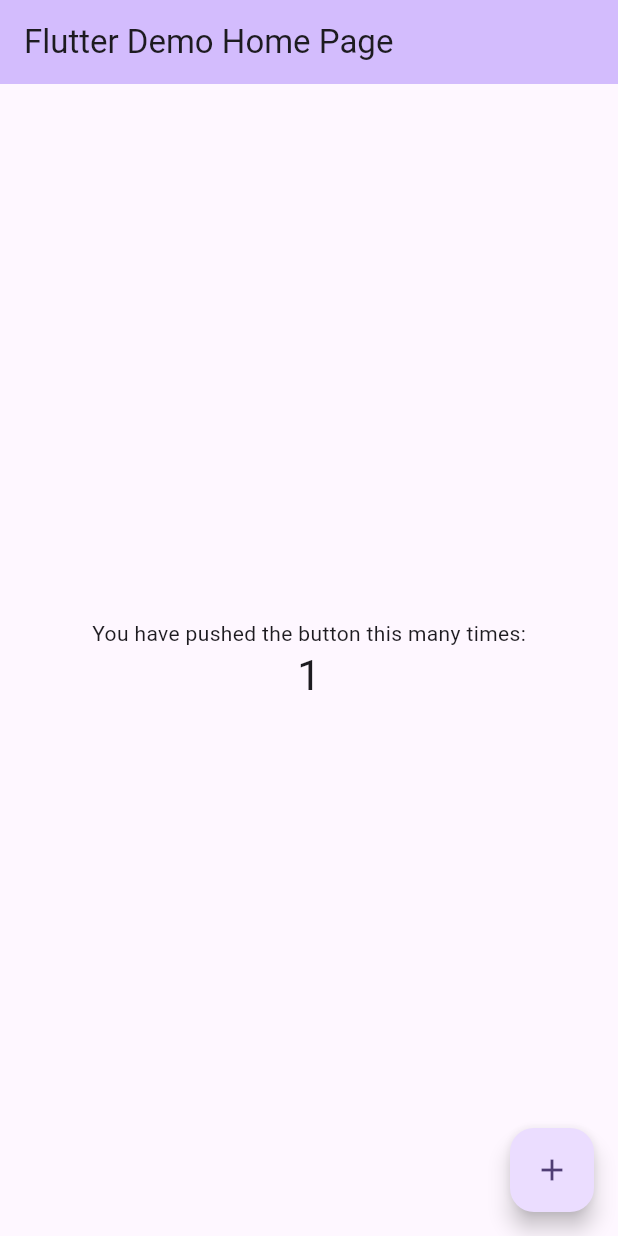
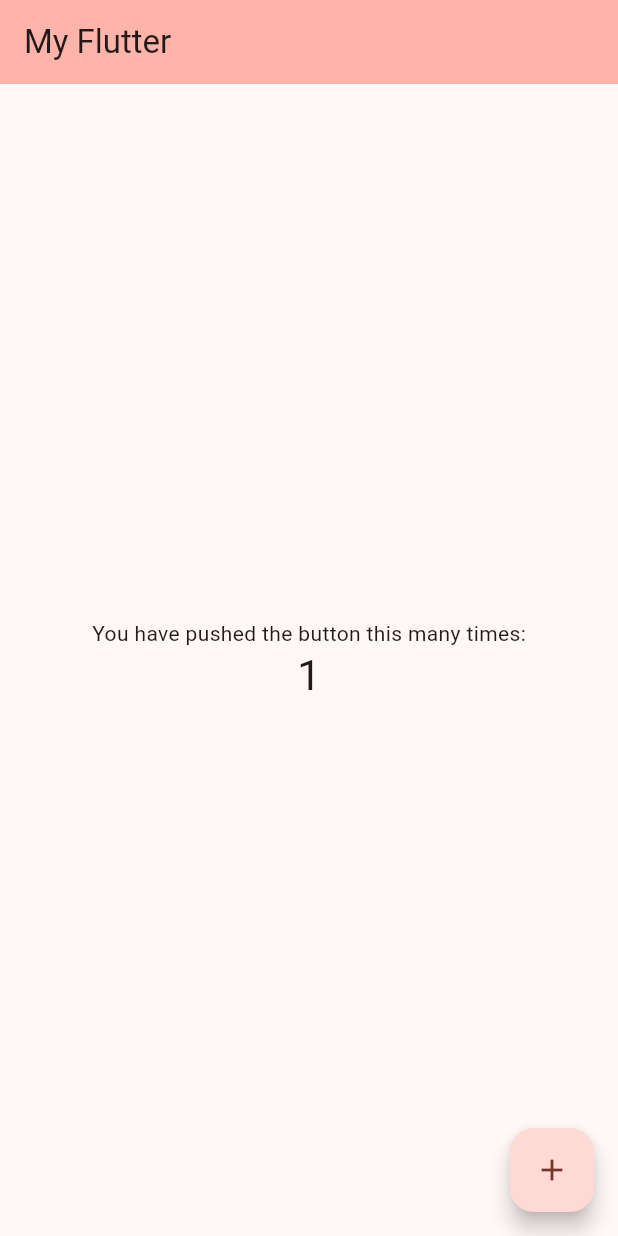
Before and after one commit to Machinekiller888/flutter_application_2, a Flutter app: the screen it shows after launch, after a tap on the "add" icon, on a phone screen of 412 x 824 dp. Run offline on Flutter 3.47's test engine with Material 3 defaults, Android fonts, the phone set to English and light mode, and no system bars.

Commit message:
เพิ่มหน้า Home

```diff
--- a/lib/main.dart
+++ b/lib/main.dart
@@ -1,4 +1,5 @@
 import 'package:flutter/material.dart';
+import 'package:flutter_application_2/screen/my_home.dart';
 
 void main() {
   runApp(const MyApp());
@@ -13,113 +14,10 @@ class MyApp extends StatelessWidget {
     return MaterialApp(
       title: 'Flutter Demo',
       theme: ThemeData(
-        // This is the theme of your application.
-        //
-        // TRY THIS: Try running your application with "flutter run". You'll see
-        // the application has a purple toolbar. Then, without quitting the app,
-        // try changing the seedColor in the colorScheme below to Colors.green
-        // and then invoke "hot reload" (save your changes or press the "hot
-        // reload" button in a Flutter-supported IDE, or press "r" if you used
-        // the command line to start the app).
-        //
-        // Notice that the counter didn't reset back to zero; the application
-        // state is not lost during the reload. To reset the state, use hot
-        // restart instead.
-        //
-        // This works for code too, not just values: Most code changes can be
-        // tested with just a hot reload.
-        colorScheme: ColorScheme.fromSeed(seedColor: Colors.deepPurple),
+        colorScheme: ColorScheme.fromSeed(seedColor: Colors.red),
         useMaterial3: true,
       ),
-      home: const MyHomePage(title: 'Flutter Demo Home Page'),
+      home: const MyHomePage(title: 'My Flutter'),
     );
   }
 }
-
-class MyHomePage extends StatefulWidget {
-  const MyHomePage({super.key, required this.title});
-
-  // This widget is the home page of your application. It is stateful, meaning
-  // that it has a State object (defined below) that contains fields that affect
-  // how it looks.
-
-  // This class is the configuration for the state. It holds the values (in this
-  // case the title) provided by the parent (in this case the App widget) and
-  // used by the build method of the State. Fields in a Widget subclass are
-  // always marked "final".
-
-  final String title;
-
-  @override
-  State<MyHomePage> createState() => _MyHomePageState();
-}
-
-class _MyHomePageState extends State<MyHomePage> {
-  int _counter = 0;
-
-  void _incrementCounter() {
-    setState(() {
-      // This call to setState tells the Flutter framework that something has
-      // changed in this State, which causes it to rerun the build method below
-      // so that the display can reflect the updated values. If we changed
-      // _counter without calling setState(), then the build method would not be
-      // called again, and so nothing would appear to happen.
-      _counter++;
-    });
-  }
-
-  @override
-  Widget build(BuildContext context) {
-    // This method is rerun every time setState is called, for instance as done
-    // by the _incrementCounter method above.
-    //
-    // The Flutter framework has been optimized to make rerunning build methods
-    // fast, so that you can just rebuild anything that needs updating rather
-    // than having to individually change instances of widgets.
-    return Scaffold(
-      appBar: AppBar(
-        // TRY THIS: Try changing the color here to a specific color (to
-        // Colors.amber, perhaps?) and trigger a hot reload to see the AppBar
-        // change color while the other colors stay the same.
-        backgroundColor: Theme.of(context).colorScheme.inversePrimary,
-        // Here we take the value from the MyHomePage object that was created by
-        // the App.build method, and use it to set our appbar title.
-        title: Text(widget.title),
-      ),
-      body: Center(
-        // Center is a layout widget. It takes a single child and positions it
-        // in the middle of the parent.
-        child: Column(
-          // Column is also a layout widget. It takes a list of children and
-          // arranges them vertically. By default, it sizes itself to fit its
-          // children horizontally, and tries to be as tall as its parent.
-          //
-          // Column has various properties to control how it sizes itself and
-          // how it positions its children. Here we use mainAxisAlignment to
-          // center the children vertically; the main axis here is the vertical
-          // axis because Columns are vertical (the cross axis would be
-          // horizontal).
-          //
-          // TRY THIS: Invoke "debug painting" (choose the "Toggle Debug Paint"
-          // action in the IDE, or press "p" in the console), to see the
-          // wireframe for each widget.
-          mainAxisAlignment: MainAxisAlignment.center,
-          children: <Widget>[
-            const Text(
-              'You have pushed the button this many times:',
-            ),
-            Text(
-              '$_counter',
-              style: Theme.of(context).textTheme.headlineMedium,
-            ),
-          ],
-        ),
-      ),
-      floatingActionButton: FloatingActionButton(
-        onPressed: _incrementCounter,
-        tooltip: 'Increment',
-        child: const Icon(Icons.add),
-      ), // This trailing comma makes auto-formatting nicer for build methods.
-    );
-  }
-}
--- /dev/null
+++ b/lib/screen/my_home.dart
@@ -0,0 +1,64 @@
+import 'package:flutter/material.dart';
+
+class MyHomePage extends StatefulWidget {
+  const MyHomePage({super.key, required this.title});
+  final String title;
+
+  @override
+  State<MyHomePage> createState() => _MyHomePageState();
+}
+
+class _MyHomePageState extends State<MyHomePage> {
+  int _counter = 0;
+
+  void _incrementCounter() {
+    setState(() {
+         _counter++;
+    });
+  }
+
+  @override
+  Widget build(BuildContext context) {
+       return Scaffold(
+      appBar: AppBar(
+
+        backgroundColor: Theme.of(context).colorScheme.inversePrimary,
+
+        title: Text(widget.title),
+      ),
+      body: Center(
+
+        child: Column(
+          // Column is also a layout widget. It takes a list of children and
+          // arranges them vertically. By default, it sizes itself to fit its
+          // children horizontally, and tries to be as tall as its parent.
+          //
+          // Column has various properties to control how it sizes itself and
+          // how it positions its children. Here we use mainAxisAlignment to
+          // center the children vertically; the main axis here is the vertical
+          // axis because Columns are vertical (the cross axis would be
+          // horizontal).
+          //
+          // TRY THIS: Invoke "debug painting" (choose the "Toggle Debug Paint"
+          // action in the IDE, or press "p" in the console), to see the
+          // wireframe for each widget.
+          mainAxisAlignment: MainAxisAlignment.center,
+          children: <Widget>[
+            const Text(
+              'You have pushed the button this many times:',
+            ),
+            Text(
+              '$_counter',
+              style: Theme.of(context).textTheme.headlineMedium,
+            ),
+          ],
+        ),
+      ),
+      floatingActionButton: FloatingActionButton(
+        onPressed: _incrementCounter,
+        tooltip: 'Increment',
+        child: const Icon(Icons.add),
+      ), // This trailing comma makes auto-formatting nicer for build methods.
+    );
+  }
+}
```
